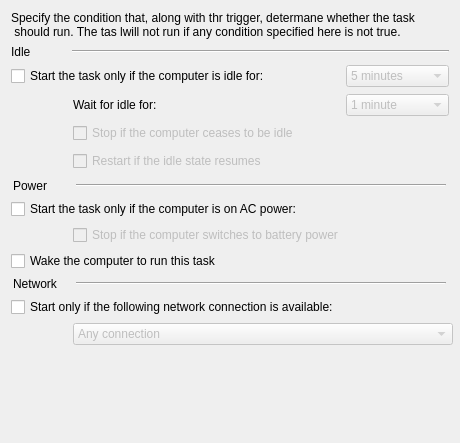
Old version of the form src/apps/mvvm-folders/scheduled_tasks/scheduleconditionswin7widget.ui in the repository august-alt/policy-preferences-editor-prototype.
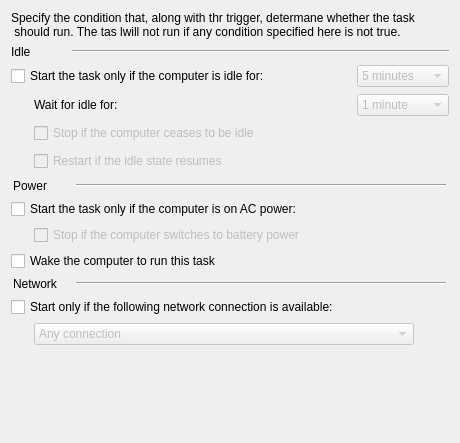
New version of the form.

Commit message: fix: fix labels in scheduled widgets

What changed in the file:
```diff
--- a/src/apps/mvvm-folders/scheduled_tasks/scheduleconditionswin7widget.ui
+++ b/src/apps/mvvm-folders/scheduled_tasks/scheduleconditionswin7widget.ui
@@ -82,26 +82,6 @@
      </item>
     </widget>
    </item>
-   <item row="4" column="1">
-    <widget class="QCheckBox" name="idlestopCheckBox">
-     <property name="enabled">
-      <bool>false</bool>
-     </property>
-     <property name="text">
-      <string>Stop if the computer ceases to be idle</string>
-     </property>
-    </widget>
-   </item>
-   <item row="8" column="1">
-    <widget class="QCheckBox" name="powerstopCheckBox">
-     <property name="enabled">
-      <bool>false</bool>
-     </property>
-     <property name="text">
-      <string>Stop if the computer switches to battery power</string>
-     </property>
-    </widget>
-   </item>
    <item row="1" column="0" colspan="3">
     <layout class="QHBoxLayout" name="horizontalLayout_3">
      <item>
@@ -163,13 +143,6 @@
      </property>
     </widget>
    </item>
-   <item row="7" column="0" colspan="2">
-    <widget class="QCheckBox" name="powerstartCheckBox">
-     <property name="text">
-      <string>Start the task only if the computer is on AC power:</string>
-     </property>
-    </widget>
-   </item>
    <item row="2" column="0" colspan="2">
     <widget class="QCheckBox" name="idlestartCheckBox">
      <property name="text">
@@ -262,13 +235,6 @@
      </item>
     </layout>
    </item>
-   <item row="11" column="0" colspan="2">
-    <widget class="QCheckBox" name="networkstartCheckBox">
-     <property name="text">
-      <string>Start only if the following network connection is available:</string>
-     </property>
-    </widget>
-   </item>
    <item row="3" column="0" rowspan="3">
     <spacer name="horizontalSpacer_2">
      <property name="orientation">
@@ -343,13 +309,13 @@
      </property>
      <property name="minimumSize">
       <size>
-       <width>197</width>
+       <width>419</width>
        <height>0</height>
       </size>
      </property>
      <property name="maximumSize">
       <size>
-       <width>197</width>
+       <width>419</width>
        <height>16777215</height>
       </size>
      </property>
@@ -391,13 +357,6 @@
      </property>
     </spacer>
    </item>
-   <item row="9" column="0" colspan="2">
-    <widget class="QCheckBox" name="powerwakeCheckBox">
-     <property name="text">
-      <string>Wake the computer to run this task</string>
-     </property>
-    </widget>
-   </item>
    <item row="12" column="1" colspan="2">
     <widget class="QComboBox" name="networkComboBox">
      <property name="enabled">
@@ -434,6 +393,47 @@
      </item>
     </widget>
    </item>
+   <item row="7" column="0" colspan="3">
+    <widget class="QCheckBox" name="powerstartCheckBox">
+     <property name="text">
+      <string>Start the task only if the computer is on AC power:</string>
+     </property>
+    </widget>
+   </item>
+   <item row="8" column="1" colspan="2">
+    <widget class="QCheckBox" name="powerstopCheckBox">
+     <property name="enabled">
+      <bool>false</bool>
+     </property>
+     <property name="text">
+      <string>Stop if the computer switches to battery power</string>
+     </property>
+    </widget>
+   </item>
+   <item row="9" column="0" colspan="3">
+    <widget class="QCheckBox" name="powerwakeCheckBox">
+     <property name="text">
+      <string>Wake the computer to run this task</string>
+     </property>
+    </widget>
+   </item>
+   <item row="11" column="0" colspan="3">
+    <widget class="QCheckBox" name="networkstartCheckBox">
+     <property name="text">
+      <string>Start only if the following network connection is available:</string>
+     </property>
+    </widget>
+   </item>
+   <item row="4" column="1" colspan="2">
+    <widget class="QCheckBox" name="idlestopCheckBox">
+     <property name="enabled">
+      <bool>false</bool>
+     </property>
+     <property name="text">
+      <string>Stop if the computer ceases to be idle</string>
+     </property>
+    </widget>
+   </item>
   </layout>
  </widget>
  <tabstops>
```
The commit also changes 7 other files.
